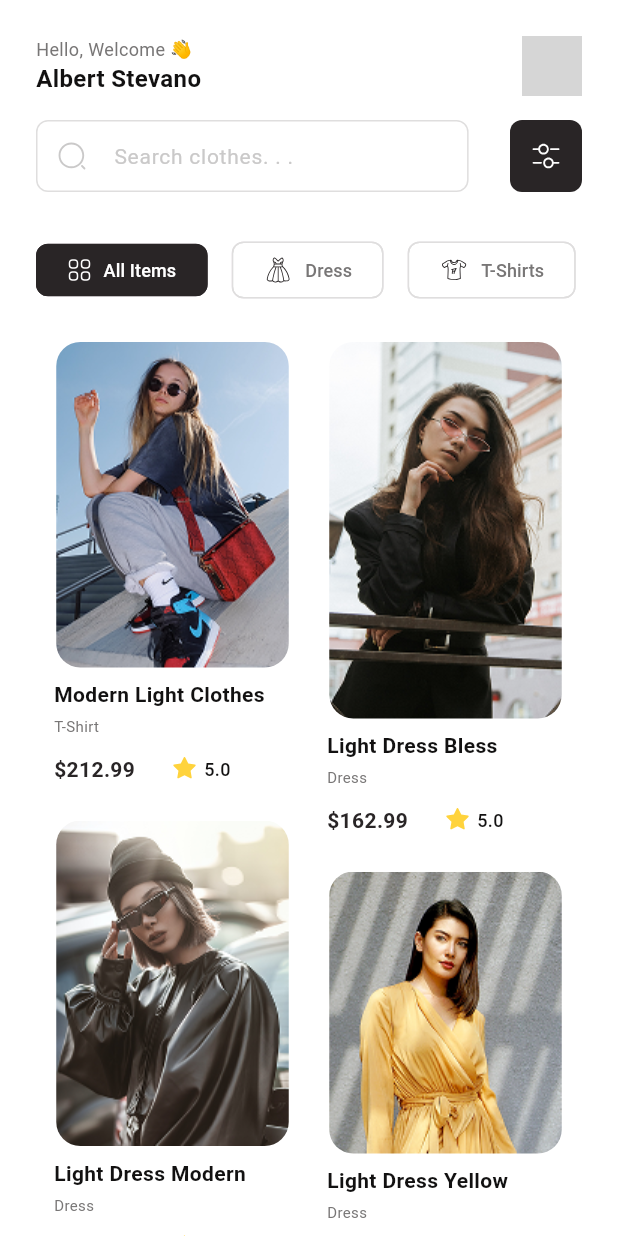
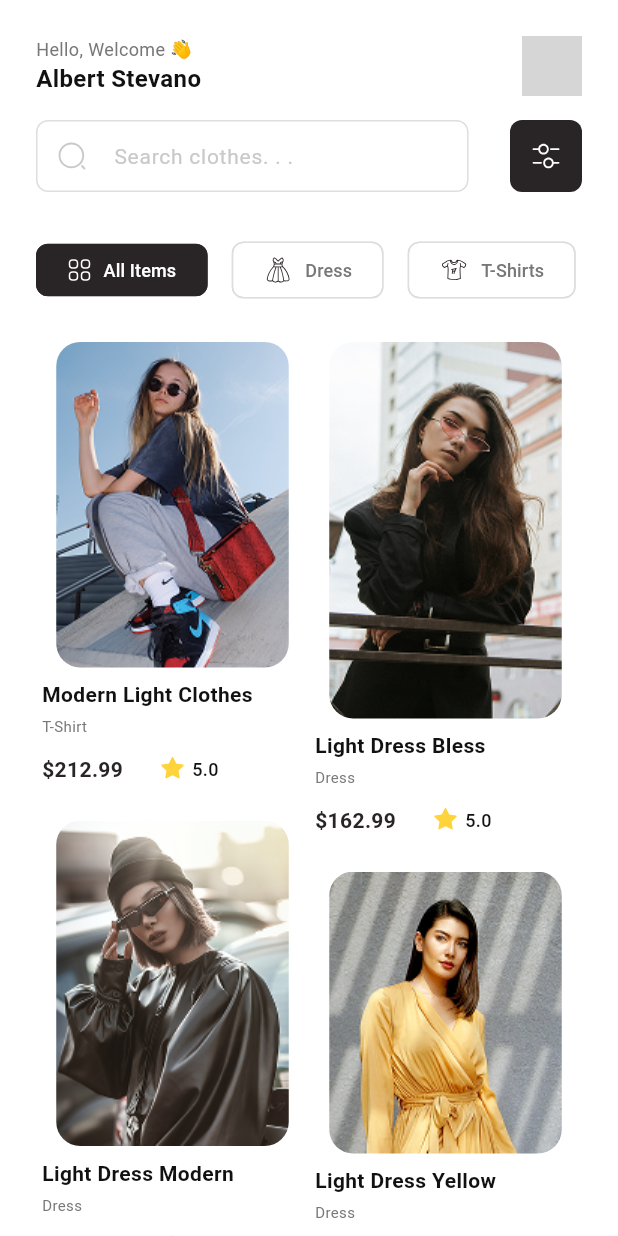
Before and after one commit to fernandjerico/technical_test_sgt_b, a Flutter app: the screen it shows after launch, on a phone screen of 412 x 824 dp. Run offline on Flutter 3.47's test engine with Material 3 defaults, Android fonts, the phone set to English and light mode, and no system bars; our stand-ins replace flutter_svg, google_fonts; network calls fail; grey boxes are pictures that could not be loaded.

Commit message:
Update app label in AndroidManifest and refactor ProductItemWidget layout for improved readability

```diff
--- a/lib/widgets/product_item_widget.dart
+++ b/lib/widgets/product_item_widget.dart
@@ -29,11 +29,8 @@ class ProductItemWidget extends StatelessWidget {
               ),
             ),
             SizedBox(height: 8),
-            Padding(
-              padding: const EdgeInsets.only(left: 8),
-              child: Column(
+            Column(
               crossAxisAlignment: CrossAxisAlignment.start,
-                mainAxisAlignment: MainAxisAlignment.center,
               children: [
                 Text(
                   item['title']!,
@@ -85,7 +82,6 @@ class ProductItemWidget extends StatelessWidget {
                   ],
                 )
               ],
-              ),
             )
           ],
         ),
```
Also changed, not shown: 1 other file. Lines whose indentation alone changed are shown as unchanged.
